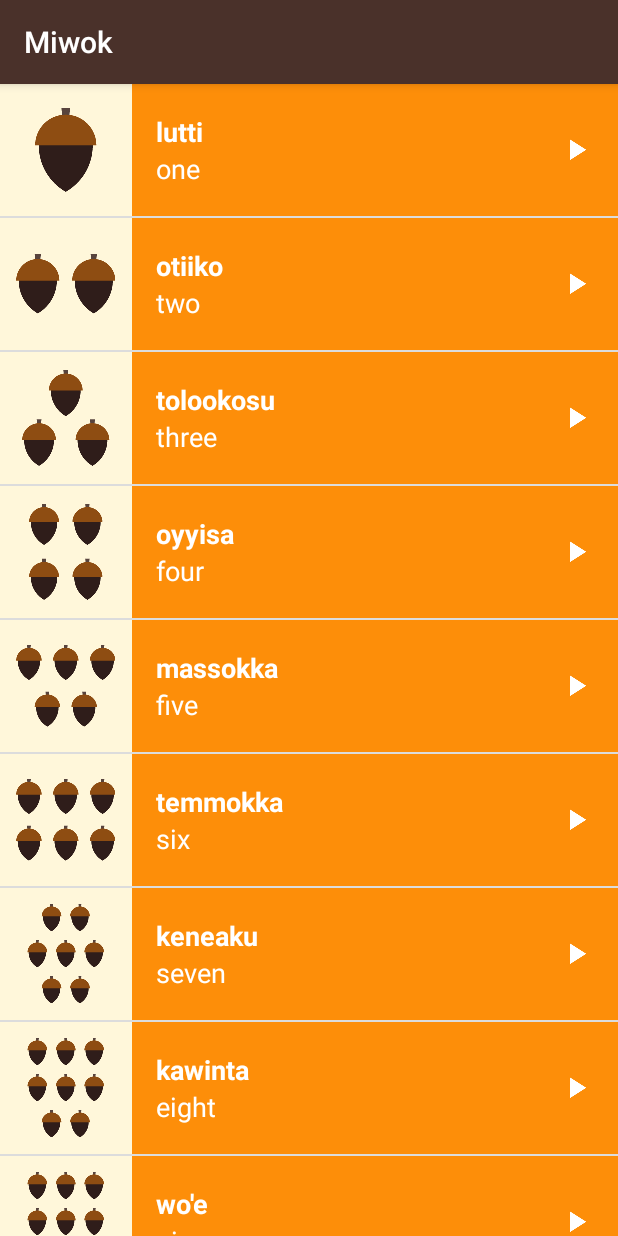
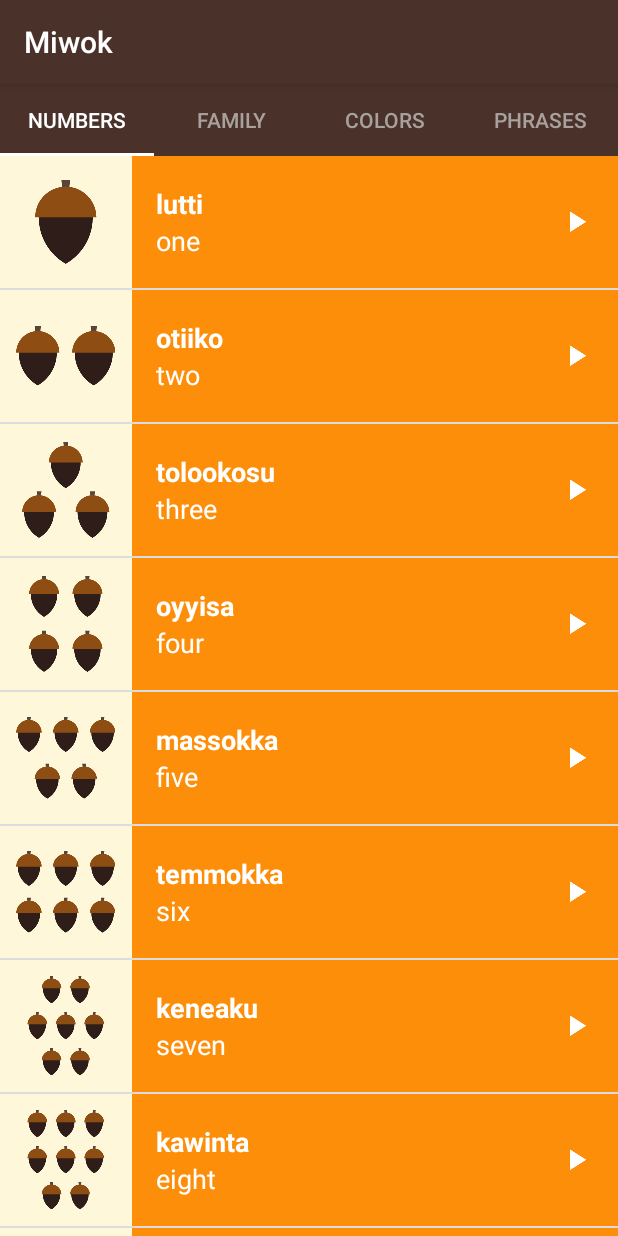
Before and after one commit to adussa3/Miwok, an Android app: the screen it shows after launch (MainActivity), on a phone screen of 412 x 824 dp. Run offline under Robolectric (Android 15) with nearby library versions, the phone set to English and light mode, and no system bars.

Commit message:
Added tabs to the layout which are linked with the fragments

```diff
--- a/app/src/main/java/com/example/android/miwok/CategoryAdapter.java
+++ b/app/src/main/java/com/example/android/miwok/CategoryAdapter.java
@@ -1,5 +1,8 @@
 package com.example.android.miwok;
 
+import android.content.Context;
+import android.content.res.Resources;
+import android.support.annotation.Nullable;
 import android.support.v4.app.Fragment;
 import android.support.v4.app.FragmentManager;
 import android.support.v4.app.FragmentPagerAdapter;
@@ -10,14 +13,18 @@ import android.support.v4.app.FragmentPagerAdapter;
  */
 public class CategoryAdapter extends FragmentPagerAdapter {
 
+    /** Context of the app */
+    private Context mContext;
+
     /**
      * Create a new {@link CategoryAdapter} object.
      *
      * @param fm is the fragment manager that will keep each fragment's state in the adapter
      *           across swipes.
      */
-    public CategoryAdapter(FragmentManager fm) {
+    public CategoryAdapter(Context context, FragmentManager fm) {
         super(fm);
+        this.mContext = context;
     }
 
     /**
@@ -44,4 +51,19 @@ public class CategoryAdapter extends FragmentPagerAdapter {
     public int getCount() {
         return 4;
     }
+
+    @Nullable
+    @Override
+    public CharSequence getPageTitle(int position) {
+        switch (position) {
+            case 0:
+                return mContext.getString(R.string.category_numbers);
+            case 1:
+                return mContext.getString(R.string.category_family);
+            case 2:
+                return mContext.getString(R.string.category_colors);
+            default:
+                return mContext.getString(R.string.category_phrases);
+        }
+    }
 }
--- a/app/src/main/java/com/example/android/miwok/MainActivity.java
+++ b/app/src/main/java/com/example/android/miwok/MainActivity.java
@@ -15,12 +15,10 @@
  */
 package com.example.android.miwok;
 
-import android.content.Intent;
 import android.os.Bundle;
+import android.support.design.widget.TabLayout;
 import android.support.v4.view.ViewPager;
 import android.support.v7.app.AppCompatActivity;
-import android.view.View;
-import android.widget.TextView;
 
 public class MainActivity extends AppCompatActivity {
 
@@ -35,9 +33,21 @@ public class MainActivity extends AppCompatActivity {
         ViewPager viewPager = (ViewPager) findViewById(R.id.view_pager);
 
         // Create an adapter that knows which fragment
-        CategoryAdapter adapter = new CategoryAdapter(getSupportFragmentManager());
+        CategoryAdapter adapter = new CategoryAdapter(this, getSupportFragmentManager());
 
-        // Set the adapter onto the view pager.
+        // Set the adapter onto the view pager
         viewPager.setAdapter(adapter);
+
+        /**********************************************************************************/
+
+        // Find the tab layout that shows the tabs
+        TabLayout tabLayout = (TabLayout) findViewById(R.id.tab_layout);
+
+        // Connect the tab layout with the view pager. This will
+        //  1. Update the tab layout when the view pager is swiped
+        //  2. Update the view pager when a tab is selected
+        //  3. Set the tab layout's names with the view pager's adapter's
+        //     by calling onPageTitle()
+        tabLayout.setupWithViewPager(viewPager);
     }
 }
--- a/app/src/main/res/layout/activity_main.xml
+++ b/app/src/main/res/layout/activity_main.xml
@@ -14,6 +14,7 @@
      limitations under the License.
 -->
 <LinearLayout xmlns:android="http://schemas.android.com/apk/res/android"
+    xmlns:app="http://schemas.android.com/apk/res-auto"
     xmlns:tools="http://schemas.android.com/tools"
     android:layout_width="match_parent"
     android:layout_height="match_parent"
@@ -21,6 +22,37 @@
     tools:context="com.example.android.miwok.MainActivity">
 
 
+    <android.support.design.widget.TabLayout
+        android:id="@+id/tab_layout"
+        android:layout_width="match_parent"
+        android:layout_height="wrap_content"
+        android:background="@color/primary_color"
+        app:tabIndicatorColor="@color/tab_indicator_color"
+        app:tabMode="fixed"
+        app:tabSelectedTextColor="@color/tab_selected_text_color"
+        app:tabTextColor="@color/tab_text_color">
+
+        <android.support.design.widget.TabItem
+            android:layout_width="wrap_content"
+            android:layout_height="wrap_content"
+            android:text="@string/category_numbers" />
+
+        <android.support.design.widget.TabItem
+            android:layout_width="wrap_content"
+            android:layout_height="wrap_content"
+            android:text="@string/category_family" />
+
+        <android.support.design.widget.TabItem
+            android:layout_width="wrap_content"
+            android:layout_height="wrap_content"
+            android:text="@string/category_colors" />
+
+        <android.support.design.widget.TabItem
+            android:layout_width="wrap_content"
+            android:layout_height="wrap_content"
+            android:text="@string/category_phrases" />
+    </android.support.design.widget.TabLayout>
+
     <android.support.v4.view.ViewPager
         android:id="@+id/view_pager"
         android:layout_width="match_parent"
--- a/app/src/main/res/values/colors.xml
+++ b/app/src/main/res/values/colors.xml
@@ -34,4 +34,14 @@
 
     <!-- Background color for the phrases category -->
     <color name="category_phrases">#16AFCA</color>
+
+    <!-- Color for tab text color -->
+    <color name="tab_text_color">#A8A19E</color>
+
+    <!-- Color for tab selected text color -->
+    <color name="tab_selected_text_color">#FFFFFF</color>
+
+    <!--Color for tab indicator color  -->
+    <color name="tab_indicator_color">#FFFFFF</color>
+
 </resources>
--- a/app/src/main/res/values/strings.xml
+++ b/app/src/main/res/values/strings.xml
@@ -57,7 +57,7 @@
     <string name="ten">ten</string>
 
     <!-- Category name for the vocabulary words for family members [CHAR LIMIT=20] -->
-    <string name="category_family">Family Members</string>
+    <string name="category_family">Family</string>
 
     <string name="father">father</string>
     <string name="mother">mother</string>
```
